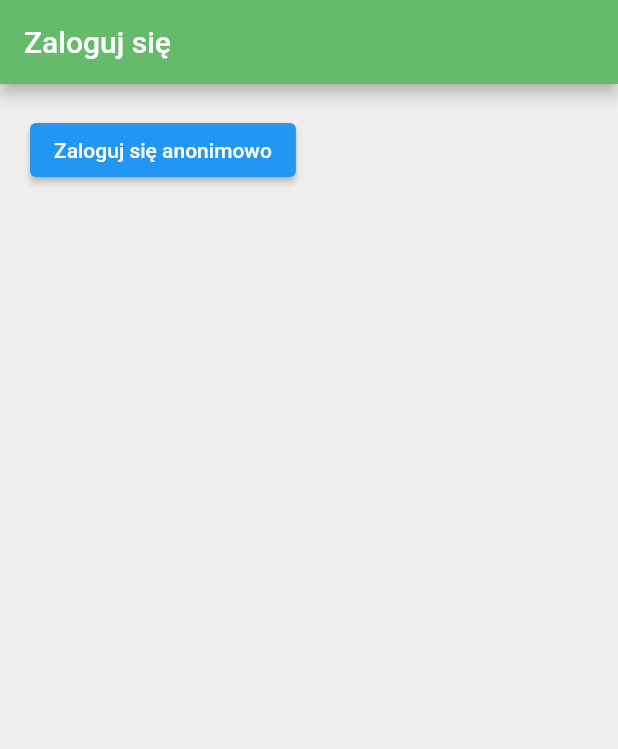
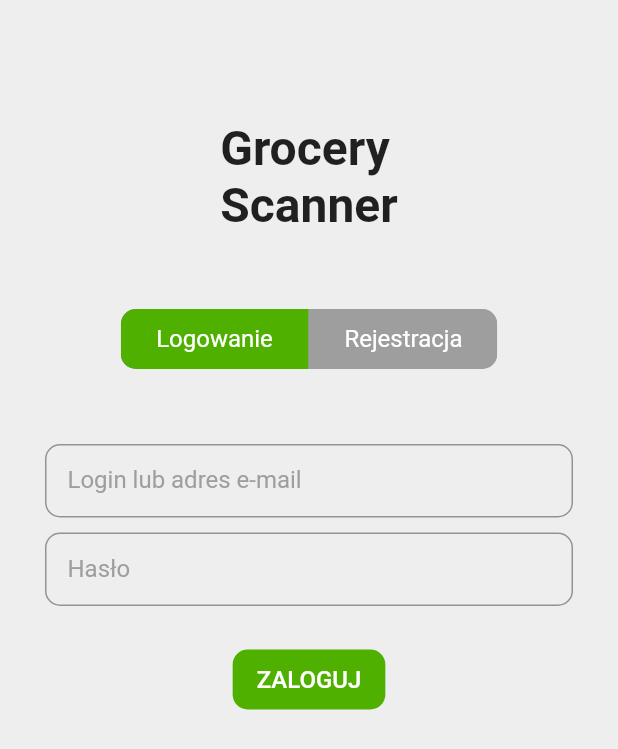
Before and after one commit to odolczykd/Flutter-Grocery-Scanner, a Flutter app: the screen it shows after launch, on a phone screen of 412 x 824 dp. Shown: the top 749 px of the screen. Run offline on Flutter 3.47's test engine with Material 2 defaults, Android fonts, the light colour scheme and no system bars; drawn by our look-alikes of toggle_switch; our stand-ins replace firebase_auth, firebase_core, flutter_spinkit, font_awesome_flutter; accounts and stored records are empty.

Commit message:
Login + Register Page Style

```diff
--- a/lib/screens/auth/auth.dart
+++ b/lib/screens/auth/auth.dart
@@ -1,5 +1,5 @@
 import 'package:flutter/material.dart';
-import 'package:grocery_scanner/screens/auth/sign_in.dart';
+import 'package:grocery_scanner/screens/auth/login_register.dart';
 
 class Auth extends StatefulWidget {
   const Auth({super.key});
@@ -11,6 +11,6 @@ class Auth extends StatefulWidget {
 class _AuthState extends State<Auth> {
   @override
   Widget build(BuildContext context) {
-    return const SignIn();
+    return const LoginRegister();
   }
 }
--- /dev/null
+++ b/lib/screens/auth/login.dart
@@ -0,0 +1,49 @@
+import 'package:flutter/material.dart';
+import 'package:font_awesome_flutter/font_awesome_flutter.dart';
+import 'package:grocery_scanner/screens/auth/shared/login_register_text_field.dart';
+import 'package:grocery_scanner/services/auth.dart';
+import 'package:toggle_switch/toggle_switch.dart';
+
+class Login extends StatefulWidget {
+  const Login({super.key});
+
+  @override
+  State<Login> createState() => _LoginState();
+}
+
+class _LoginState extends State<Login> {
+  final AuthService _auth = AuthService();
+
+  // Colors
+  static const Color green = Color(0xFF4FB000);
+
+  @override
+  Widget build(BuildContext context) {
+    return Form(
+        child: Column(
+      children: [
+        const LoginRegisterTextField(
+            labelText: "Login lub adres e-mail",
+            color: green,
+            obscureText: false),
+        const SizedBox(height: 10.0),
+        const LoginRegisterTextField(
+            labelText: "Hasło", color: green, obscureText: true),
+        const SizedBox(height: 25.0),
+        FilledButton(
+          onPressed: () {},
+          style: ButtonStyle(
+              elevation: const MaterialStatePropertyAll(0.0),
+              backgroundColor: const MaterialStatePropertyAll(green),
+              shape: MaterialStateProperty.all<RoundedRectangleBorder>(
+                  RoundedRectangleBorder(
+                      borderRadius: BorderRadius.circular(10.0)))),
+          child: const Text(
+            "ZALOGUJ",
+            style: TextStyle(fontSize: 16.0),
+          ),
+        ),
+      ],
+    ));
+  }
+}
--- /dev/null
+++ b/lib/screens/auth/login_register.dart
@@ -0,0 +1,70 @@
+import 'package:flutter/material.dart';
+import 'package:grocery_scanner/screens/auth/login.dart';
+import 'package:grocery_scanner/screens/auth/register.dart';
+import 'package:toggle_switch/toggle_switch.dart';
+import 'package:grocery_scanner/shared/colors.dart';
+
+class LoginRegister extends StatefulWidget {
+  const LoginRegister({super.key});
+
+  @override
+  State<LoginRegister> createState() => _LoginRegisterState();
+}
+
+class _LoginRegisterState extends State<LoginRegister> {
+  bool isLogin = true;
+  int activeLabelIndex = 0;
+
+  @override
+  Widget build(BuildContext context) {
+    return Scaffold(
+      backgroundColor: greyBg,
+      body: SafeArea(
+        child: Center(
+          child: Container(
+              padding:
+                  const EdgeInsets.symmetric(horizontal: 30.0, vertical: 30.0),
+              child: Column(
+                mainAxisAlignment: MainAxisAlignment.start,
+                children: [
+                  const SizedBox(height: 50.0),
+                  // LOGO
+                  const Text(
+                    "Grocery\nScanner",
+                    style: TextStyle(
+                      fontSize: 32.0,
+                      fontWeight: FontWeight.bold,
+                    ),
+                  ),
+                  // =========
+                  const SizedBox(height: 50.0),
+                  ToggleSwitch(
+                      fontSize: 16.0,
+                      minWidth: 125.0,
+                      initialLabelIndex: activeLabelIndex,
+                      cornerRadius: 10.0,
+                      activeFgColor: white,
+                      inactiveBgColor: grey,
+                      inactiveFgColor: white,
+                      activeBgColors: const [
+                        [green],
+                        [orange]
+                      ],
+                      totalSwitches: 2,
+                      labels: const ["Logowanie", "Rejestracja"],
+                      onToggle: (index) => setState(() {
+                            isLogin = (index == 0);
+                            activeLabelIndex = index!;
+                          })),
+                  const SizedBox(
+                    height: 50.0,
+                  ),
+                  isLogin ? const Login() : const Register()
+                ],
+              )),
+        ),
+      ),
+    );
+    ;
+  }
+}
--- /dev/null
+++ b/lib/screens/auth/shared/login_register_text_field.dart
@@ -0,0 +1,36 @@
+import 'package:flutter/material.dart';
+
+class LoginRegisterTextField extends StatelessWidget {
+  final String labelText;
+  final Color color;
+  final bool obscureText;
+
+  const LoginRegisterTextField(
+      {super.key,
+      required this.labelText,
+      required this.color,
+      required this.obscureText});
+
+  @override
+  Widget build(BuildContext context) {
+    return TextFormField(
+      cursorColor: Colors.black,
+      obscureText: obscureText,
+      decoration: InputDecoration(
+        fillColor: Colors.grey,
+        labelText: labelText,
+        contentPadding: const EdgeInsets.all(15.0),
+        labelStyle: const TextStyle(color: Colors.grey),
+        border: OutlineInputBorder(
+          borderSide: const BorderSide(color: Colors.grey, width: 2.0),
+          borderRadius: BorderRadius.circular(10.0),
+        ),
+        focusedBorder: OutlineInputBorder(
+            borderSide: BorderSide(color: color, width: 2.0),
+            borderRadius: BorderRadius.circular(10.0)),
+        focusColor: color,
+      ),
+      onChanged: (value) {},
+    );
+  }
+}
--- a/lib/screens/auth/sign_in.dart
+++ /dev/null
@@ -1,39 +0,0 @@
-import 'package:flutter/material.dart';
-import 'package:grocery_scanner/services/auth.dart';
-
-class SignIn extends StatefulWidget {
-  const SignIn({super.key});
-
-  @override
-  State<SignIn> createState() => _SignInState();
-}
-
-class _SignInState extends State<SignIn> {
-  final AuthService _auth = AuthService();
-
-  @override
-  Widget build(BuildContext context) {
-    return Scaffold(
-      backgroundColor: Colors.grey[200],
-      appBar: AppBar(
-        backgroundColor: Colors.green[400],
-        title: const Text("Zaloguj się"),
-      ),
-      body: Container(
-        padding: const EdgeInsets.symmetric(horizontal: 20.0, vertical: 20.0),
-        child: ElevatedButton(
-          onPressed: () async {
-            dynamic result = await _auth.signInAnon();
-            if (result == null)
-              print("ERROR: Could not sign in");
-            else {
-              print("SUCCESS");
-              print(result.uid);
-            }
-          },
-          child: const Text("Zaloguj się anonimowo"),
-        ),
-      ),
-    );
-  }
-}
--- /dev/null
+++ b/lib/shared/colors.dart
@@ -0,0 +1,8 @@
+import 'package:flutter/material.dart';
+
+const Color white = Colors.white;
+const Color black = Colors.black;
+const Color grey = Colors.grey;
+const Color greyBg = Color(0xFFEEEEEE);
+const Color green = Color(0xFF4FB000);
+const Color orange = Color(0xFFEF6C00);
--- a/pubspec.yaml
+++ b/pubspec.yaml
@@ -39,6 +39,9 @@ dependencies:
   cloud_firestore: ^4.8.2
   firebase_core: ^2.14.0
   provider: ^6.0.5
+  toggle_switch: ^2.1.0
+  font_awesome_flutter: ^10.5.0
+  flutter_spinkit: ^5.2.0
 
 dev_dependencies:
   flutter_test:
```
Also changed, not shown: lib/screens/auth/register.dart (added, +53 -0 lines), lib/shared/loading.dart (added, +20 -0 lines), pubspec.lock.
